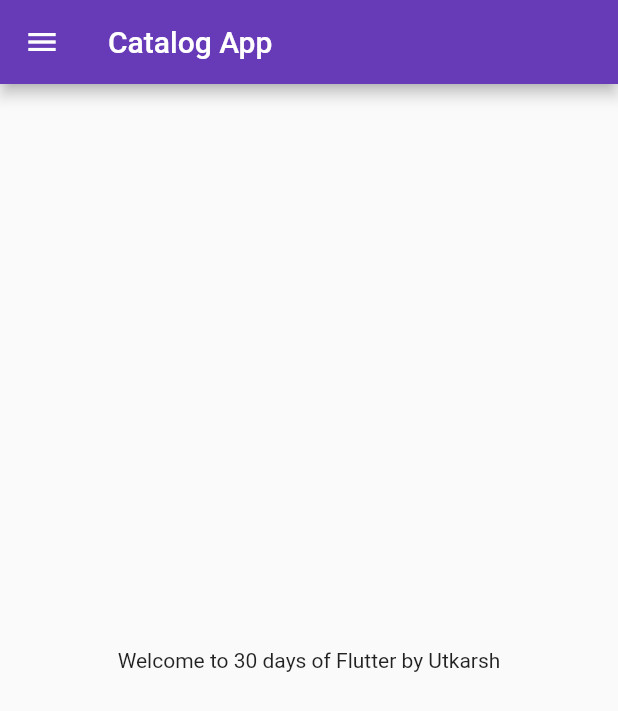
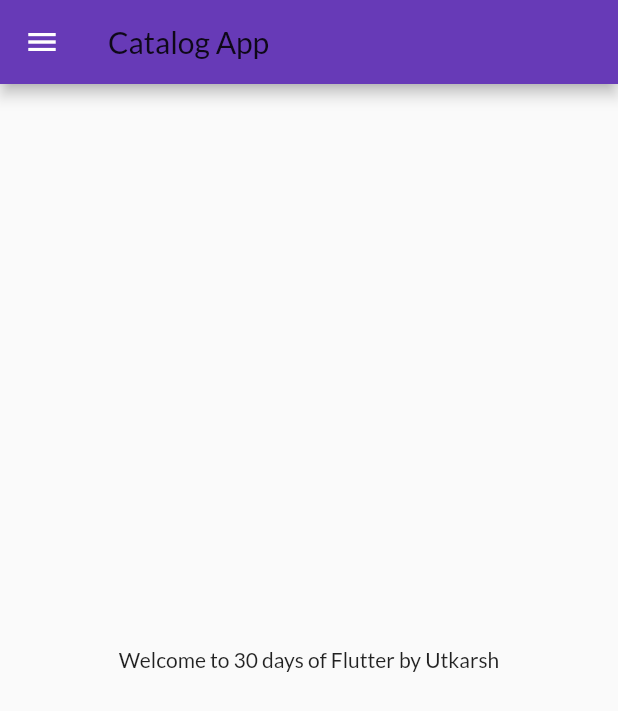
Before and after one commit to TheUtkarshYadav/flutter_catalog, a Flutter app: the screen it shows after launch, on a phone screen of 412 x 824 dp. Shown: the top 711 px of the screen. Run offline on Flutter 3.47's test engine with Material 2 defaults, Android fonts, the phone set to English and light mode, and no system bars; our stand-ins replace google_fonts.

Commit message:
day 4 completed

```diff
--- a/lib/main.dart
+++ b/lib/main.dart
@@ -1,6 +1,6 @@
 import 'package:flutter/material.dart';
 import 'package:flutter_catalog/pages/login_page.dart';
-
+import 'package:google_fonts/google_fonts.dart';
 import 'pages/home_page.dart';
 
 void main() {
@@ -14,8 +14,10 @@ class MyApp extends StatelessWidget {
   Widget build(BuildContext context) {
     return MaterialApp(
       themeMode: ThemeMode.light,
-      theme: ThemeData(primaryColor: Colors.deepPurple),
-      darkTheme: ThemeData(brightness: Brightness.dark),
+      theme: ThemeData(
+          primaryColor: Colors.deepPurple,
+          fontFamily: GoogleFonts.lato().fontFamily,
+          primaryTextTheme: GoogleFonts.latoTextTheme()),
       initialRoute: "/home",
       routes: {
         "/": (context) => LogInPage(),
--- a/pubspec.yaml
+++ b/pubspec.yaml
@@ -28,6 +28,7 @@ dependencies:
   # The following adds the Cupertino Icons font to your application.
   # Use with the CupertinoIcons class for iOS style icons.
   cupertino_icons: ^1.0.2
+  google_fonts: ^2.1.0
 
 dev_dependencies:
   flutter_test:
@@ -46,7 +47,7 @@ flutter:
 
   # To add assets to your application, add an assets section, like this:
   assets:
-    - assets/images
+    - assets/images/
   #   - images/a_dot_ham.jpeg
 
   # An image asset can refer to one or more resolution-specific "variants", see
```
Also changed, not shown: lib/pages/login_page.dart (+53 -11 lines), assets/images/login_image.png (renamed from assets/images/undraw_secure_login_pdn4.png), pubspec.lock.
